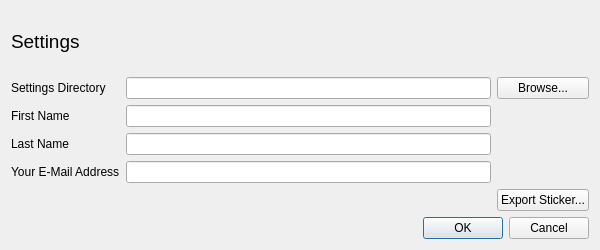
Before: the Qt Designer form settings.ui in mfischbo/crytext, drawn with Qt 5.
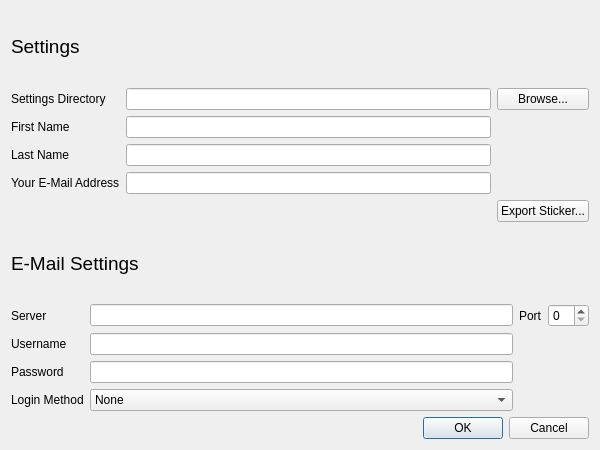
After: the same form once the commit is applied.

Commit message: Added model class for settings and added namespace crytext

What changed in the file:
```diff
--- a/settings.ui
+++ b/settings.ui
@@ -7,7 +7,7 @@
     <x>0</x>
     <y>0</y>
     <width>600</width>
-    <height>250</height>
+    <height>450</height>
    </rect>
   </property>
   <property name="sizePolicy">
@@ -25,7 +25,7 @@
   <property name="maximumSize">
    <size>
     <width>600</width>
-    <height>250</height>
+    <height>450</height>
    </size>
   </property>
   <property name="windowTitle">
@@ -114,6 +114,102 @@
      </item>
     </layout>
    </item>
+   <item>
+    <widget class="QLabel" name="label_3">
+     <property name="font">
+      <font>
+       <pointsize>14</pointsize>
+      </font>
+     </property>
+     <property name="text">
+      <string>E-Mail Settings</string>
+     </property>
+    </widget>
+   </item>
+   <item>
+    <layout class="QGridLayout" name="gridLayout_2">
+     <item row="0" column="0">
+      <widget class="QLabel" name="label_4">
+       <property name="text">
+        <string>Server</string>
+       </property>
+      </widget>
+     </item>
+     <item row="3" column="1">
+      <widget class="QLineEdit" name="le_SmtpPass">
+       <property name="echoMode">
+        <enum>QLineEdit::Password</enum>
+       </property>
+      </widget>
+     </item>
+     <item row="0" column="3">
+      <widget class="QSpinBox" name="sb_SmtpPort"/>
+     </item>
+     <item row="2" column="1">
+      <widget class="QLineEdit" name="le_SmtpUser"/>
+     </item>
+     <item row="2" column="0">
+      <widget class="QLabel" name="label_7">
+       <property name="text">
+        <string>Username</string>
+       </property>
+      </widget>
+     </item>
+     <item row="0" column="2">
+      <widget class="QLabel" name="label_8">
+       <property name="text">
+        <string>Port</string>
+       </property>
+      </widget>
+     </item>
+     <item row="0" column="1">
+      <widget class="QLineEdit" name="le_SmtpHost"/>
+     </item>
+     <item row="3" column="0">
+      <widget class="QLabel" name="label_9">
+       <property name="text">
+        <string>Password</string>
+       </property>
+      </widget>
+     </item>
+     <item row="4" column="0">
+      <widget class="QLabel" name="label_10">
+       <property name="text">
+        <string>Login Method</string>
+       </property>
+      </widget>
+     </item>
+     <item row="4" column="1">
+      <widget class="QComboBox" name="cb_SmtpAuthMethod">
+       <item>
+        <property name="text">
+         <string>None</string>
+        </property>
+       </item>
+       <item>
+        <property name="text">
+         <string>Password</string>
+        </property>
+       </item>
+       <item>
+        <property name="text">
+         <string>Plaintext</string>
+        </property>
+       </item>
+       <item>
+        <property name="text">
+         <string>CRAM MD5</string>
+        </property>
+       </item>
+       <item>
+        <property name="text">
+         <string>CRAM SHA1</string>
+        </property>
+       </item>
+      </widget>
+     </item>
+    </layout>
+   </item>
    <item>
     <widget class="QDialogButtonBox" name="buttonBox">
      <property name="orientation">
```
Left out of the diff: 16 changed lines with no effect on the pictures. The commit also changes 12 other files.
